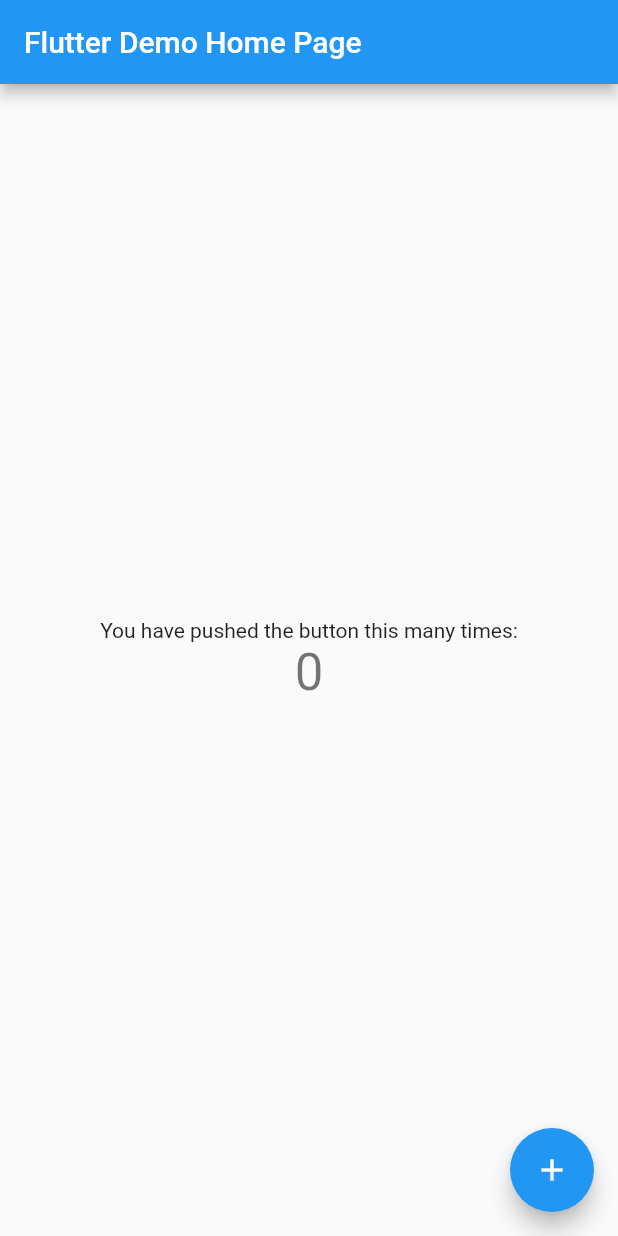
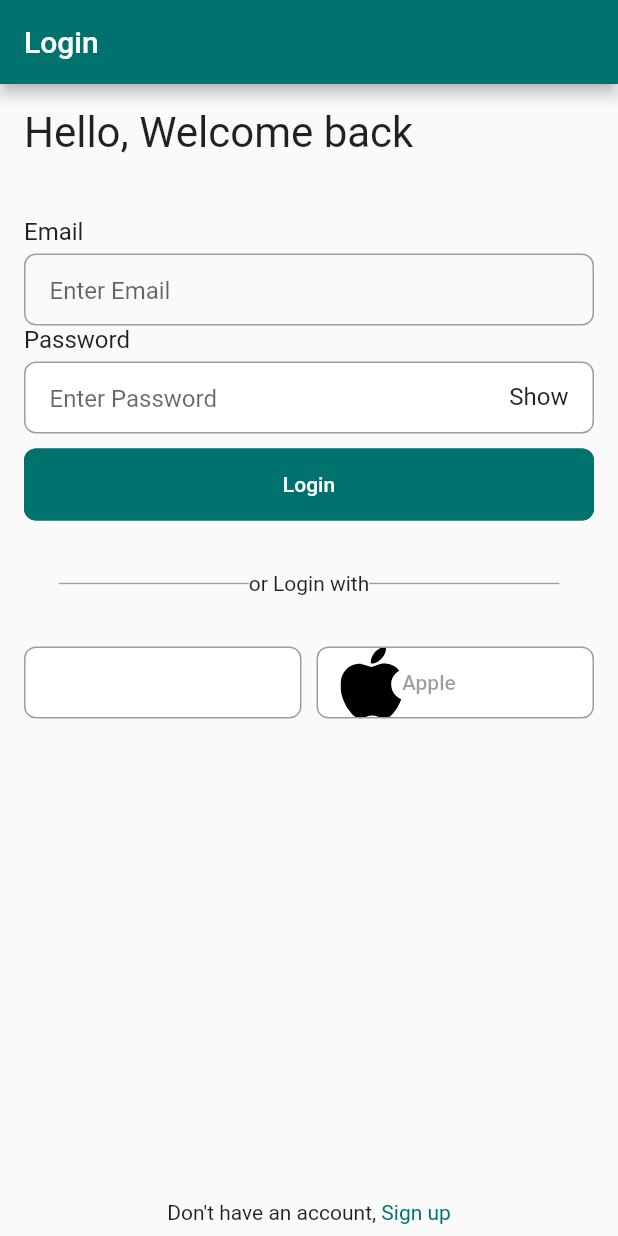
Before and after one commit to BashirYesufu/super-token, a Flutter app: the screen it shows after launch, on a phone screen of 412 x 824 dp. Run offline on Flutter 3.47's test engine with Material 2 defaults, Android fonts, the phone set to English and light mode, and no system bars; our stand-ins replace flutter_svg; missing offline and left inert: supertokens_flutter.

Commit message:
sadd docials

```diff
--- /dev/null
+++ b/lib/login_ui.dart
@@ -0,0 +1,119 @@
+import 'package:flutter/material.dart';
+import 'package:flutter_svg/flutter_svg.dart';
+import 'package:super_token/super_button.dart';
+import 'package:super_token/super_color.dart';
+import 'package:super_token/super_field.dart';
+import 'package:super_token/super_images.dart';
+import 'package:super_token/super_password_field.dart';
+
+class LoginUI extends StatefulWidget {
+  const LoginUI({super.key});
+
+  @override
+  State<LoginUI> createState() => _LoginUIState();
+}
+
+class _LoginUIState extends State<LoginUI> {
+
+  @override
+  Widget build(BuildContext context) {
+    return Scaffold(
+      appBar: AppBar(
+        title: Text('Login'),
+        backgroundColor: SuperColor.primaryColor,
+      ),
+      body: SingleChildScrollView(
+        padding: const EdgeInsets.symmetric(horizontal: 16.0),
+        child: Column(
+          mainAxisAlignment: MainAxisAlignment.start,
+          crossAxisAlignment: CrossAxisAlignment.start,
+          children: [
+            Padding(
+              padding: const EdgeInsets.only(top: 16.0, bottom: 40),
+              child: Text(
+                  'Hello, Welcome back',
+                style: TextStyle(
+                  fontSize: 28
+                ),
+              ),
+            ),
+            SuperField(
+              label: 'Email',
+              hintText: 'Enter Email',
+              keyboardType: TextInputType.emailAddress,
+            ),
+            SuperPasswordField(
+              label: 'Password',
+              hintText: 'Enter Password',
+            ),
+            SuperButton(
+              label: 'Login',
+            ),
+            Padding(
+              padding: const EdgeInsets.symmetric(vertical: 24.0),
+              child: Row(
+                mainAxisAlignment: MainAxisAlignment.center,
+                children: [
+                  Flexible(
+                    child: Divider(
+                      color: Colors.grey,
+                      thickness: 0.9,
+                    ),
+                  ),
+                  Flexible(
+                    child: Text('or Login with'),
+                  ),
+                  Flexible(
+                    child: Divider(
+                      color: Colors.grey,
+                      thickness: 0.9,
+                    ),
+                  ),
+                ],
+              ),
+            ),
+            Row(
+              children: [
+                Flexible(
+                  child: SuperButton(
+                    backgroundColor: Colors.white,
+                    borderColor: Colors.grey,
+                  ),
+                ),
+                SizedBox(
+                  width: 10,
+                ),
+                Flexible(
+                  child: SuperButton(
+                    backgroundColor: Colors.white,
+                    borderColor: Colors.grey,
+                    child: Row(
+                      children: [
+                        SvgPicture.asset(SuperImages.apple),
+                        Text('Apple')
+                      ],
+                    ),
+                  ),
+                ),
+              ],
+            )
+          ],
+        ),
+      ),
+      bottomNavigationBar: SafeArea(
+        child: Padding(
+          padding: EdgeInsets.symmetric(horizontal: 16, vertical: 8),
+          child: Row(
+            mainAxisAlignment: MainAxisAlignment.center,
+            children: [
+              Text('Don\'t have an account, '),
+              Text('Sign up', style: TextStyle(
+                color: SuperColor.primaryColor
+              ),),
+            ],
+          ),
+        ),
+      ),
+    );
+  }
+}
--- a/lib/main.dart
+++ b/lib/main.dart
@@ -1,6 +1,9 @@
 import 'package:flutter/material.dart';
+import 'package:super_token/login_ui.dart';
+import 'package:supertokens_flutter/supertokens.dart';
 
 void main() {
+  SuperTokens.init(apiDomain: "http://localhost:3001");
   runApp(const MyApp());
 }
 
@@ -10,56 +13,8 @@ class MyApp extends StatelessWidget {
   @override
   Widget build(BuildContext context) {
     return MaterialApp(
-      title: 'Flutter Demo',
-      home: const MyHomePage(title: 'Flutter Demo Home Page'),
+      title: 'Super App',
+      home: LoginUI(),
     );
   }
 }
-
-class MyHomePage extends StatefulWidget {
-  const MyHomePage({super.key, required this.title});
-
-
-  final String title;
-
-  @override
-  State<MyHomePage> createState() => _MyHomePageState();
-}
-
-class _MyHomePageState extends State<MyHomePage> {
-  int _counter = 0;
-
-  void _incrementCounter() {
-    setState(() {
-      _counter++;
-    });
-  }
-
-  @override
-  Widget build(BuildContext context) {
-    return Scaffold(
-      appBar: AppBar(
-        title: Text(widget.title),
-      ),
-      body: Center(
-        child: Column(
-          mainAxisAlignment: MainAxisAlignment.center,
-          children: <Widget>[
-            const Text(
-              'You have pushed the button this many times:',
-            ),
-            Text(
-              '$_counter',
-              style: Theme.of(context).textTheme.headlineMedium,
-            ),
-          ],
-        ),
-      ),
-      floatingActionButton: FloatingActionButton(
-        onPressed: _incrementCounter,
-        tooltip: 'Increment',
-        child: const Icon(Icons.add),
-      ), // This trailing comma makes auto-formatting nicer for build methods.
-    );
-  }
-}
--- a/lib/super_button.dart
+++ b/lib/super_button.dart
@@ -1,7 +1,7 @@
 import 'package:flutter/material.dart';
 import 'package:super_token/super_color.dart';
 
-class ShillingPrimaryButton extends StatelessWidget {
+class SuperButton extends StatelessWidget {
   final String? label;
   final Color backgroundColor;
   final Color textColor;
@@ -10,7 +10,7 @@ class ShillingPrimaryButton extends StatelessWidget {
   final Widget? child;
   final EdgeInsetsGeometry? padding;
 
-  const ShillingPrimaryButton({
+  const SuperButton({
     this.onTap,
     this.label,
     this.textColor = Colors.white,
@@ -30,7 +30,7 @@ class ShillingPrimaryButton extends StatelessWidget {
         child: Material(
           color: backgroundColor,
           shape: RoundedRectangleBorder(
-              borderRadius: BorderRadius.circular(24),
+              borderRadius: BorderRadius.circular(8),
               side: BorderSide(
                 color: borderColor ?? backgroundColor,
                 width: 1.0,
--- /dev/null
+++ b/lib/super_field.dart
@@ -0,0 +1,105 @@
+import 'package:flutter/material.dart';
+
+class SuperField extends StatefulWidget {
+  const SuperField({
+    this.controller,
+    this.onTap,
+    this.onChanged,
+    this.onEditingComplete,
+    this.readOnly = false,
+    this.isCurrency = false,
+    this.maxLength,
+    this.hintText,
+    this.onCard = false,
+    this.enabled = true,
+    this.prefixText,
+    this.prefixIcon,
+    this.suffixIcon,
+    this.label = '',
+    this.keyboardType = TextInputType.text,
+    this.backgroundColor,
+    this.padding,
+    this.maxLines = 1,
+    Key? key
+  }) : super(key: key);
+
+  final TextEditingController? controller;
+  final Function()? onTap;
+  final Function(String)? onChanged;
+  final Function()? onEditingComplete;
+  final bool readOnly;
+  final bool isCurrency;
+  final bool onCard;
+  final bool enabled;
+  final int? maxLength;
+  final String? hintText;
+  final String? prefixText;
+  final Widget? prefixIcon;
+  final Widget? suffixIcon;
+  final String label;
+  final TextInputType keyboardType;
+  final Color? backgroundColor;
+  final EdgeInsetsGeometry? padding;
+  final int maxLines;
+
+  @override
+  State<SuperField> createState() => _SuperFieldState();
+}
+
+class _SuperFieldState extends State<SuperField> {
+  bool get isDark  => Theme.of(context).brightness == Brightness.dark;
+
+
+  @override
+  Widget build(BuildContext context) {
+    return Column(
+      mainAxisSize: MainAxisSize.min,
+      crossAxisAlignment: CrossAxisAlignment.start,
+      children: [
+        widget.label.isNotEmpty ? Padding(
+          padding: const EdgeInsets.only(bottom: 5.0),
+          child: Text(
+              widget.label,
+              style: Theme.of(context).textTheme.titleMedium
+          ),
+        ) :  SizedBox(),
+        Container(
+          height: 48 * widget.maxLines.toDouble(),
+          decoration: BoxDecoration(
+            color: Theme.of(context).scaffoldBackgroundColor,
+            shape: BoxShape.rectangle,
+            borderRadius: BorderRadius.circular(8),
+            border: Border.all(
+              color: Colors.grey
+            )
+          ),
+          child: Padding(
+            padding: widget.padding ?? EdgeInsets.symmetric(horizontal: 16.0),
+            child: TextFormField(
+              enabled: widget.enabled,
+              maxLines: widget.maxLines,
+              controller: widget.controller,
+              style: Theme.of(context).textTheme.titleMedium,
+              onChanged: widget.onChanged,
+              onEditingComplete: widget.onEditingComplete,
+              readOnly: widget.readOnly,
+              textCapitalization: TextCapitalization.none,
+              cursorColor: Colors.grey,
+              maxLength: widget.maxLength,
+              keyboardType: widget.keyboardType,
+              decoration: InputDecoration(
+                counterText: '',
+                hintText: widget.hintText ?? widget.label,
+                prefixIcon: widget.prefixIcon,
+                suffixIcon: widget.suffixIcon,
+                filled: false,
+                focusedBorder: InputBorder.none,
+                border: InputBorder.none,
+              ),
+            ),
+          ),
+        ),
+      ],
+    );
+  }
+}
--- /dev/null
+++ b/lib/super_images.dart
@@ -0,0 +1,6 @@
+class SuperImages {
+  static const String _imageDir = "lib/assets/images";
+  static const String apple = "$_imageDir/apple.svg";
+  static const String facebook = "$_imageDir/facebook.svg";
+  static const String google = "$_imageDir/google.svg";
+}
--- /dev/null
+++ b/lib/super_password_field.dart
@@ -0,0 +1,104 @@
+import 'package:flutter/material.dart';
+
+class SuperPasswordField extends StatefulWidget {
+  const SuperPasswordField(
+      {this.controller,
+        this.onTap,
+        this.onChanged,
+        this.readOnly = false,
+        this.maxLength,
+        this.hintText,
+        this.label = '',
+        this.keyboardType = TextInputType.text,
+        Key? key})
+      : super(key: key);
+
+  final TextEditingController? controller;
+  final Function()? onTap;
+  final Function(String)? onChanged;
+  final bool readOnly;
+  final int? maxLength;
+  final String? hintText;
+  final String label;
+  final TextInputType keyboardType;
+
+  @override
+  State<SuperPasswordField> createState() => _SuperPasswordFieldState();
+}
+
+class _SuperPasswordFieldState extends State<SuperPasswordField> {
+  bool get isDark => Theme.of(context).brightness == Brightness.dark;
+
+  bool isObscured = true;
+
+  @override
+  Widget build(BuildContext context) {
+    return Column(
+      mainAxisSize: MainAxisSize.min,
+      crossAxisAlignment: CrossAxisAlignment.start,
+      children: [
+        Padding(
+          padding: const EdgeInsets.only(bottom: 5.0),
+          child: Text(widget.label,
+              style: Theme.of(context).textTheme.titleMedium),
+        ),
+        Container(
+          height: 48,
+          decoration: BoxDecoration(
+            color: Theme.of(context).cardColor,
+            shape: BoxShape.rectangle,
+            borderRadius: BorderRadius.circular(8),
+              border: Border.all(
+                  color: Colors.grey
+              )
+          ),
+          child: Padding(
+            padding: const EdgeInsets.symmetric(horizontal: 16.0),
+            child: Stack(
+              alignment: AlignmentDirectional.centerEnd,
+              children: [
+                TextFormField(
+                  controller: widget.controller,
+                  style: Theme.of(context).textTheme.titleMedium,
+                  onChanged: widget.onChanged,
+                  keyboardType: widget.keyboardType,
+                  obscureText: isObscured,
+                  obscuringCharacter: '*',
+                  textCapitalization: TextCapitalization.sentences,
+                  cursorColor: Colors.grey,
+                  decoration: InputDecoration(
+                    hintText: widget.hintText ?? widget.label,
+                    filled: false,
+                    focusedBorder: InputBorder.none,
+                    border: InputBorder.none,
+                  ),
+                ),
+                InkWell(
+                  onTap: (){
+                    setState(() {
+                      isObscured = !isObscured;
+                    });
+                  },
+                  child: Column(
+                    mainAxisSize: MainAxisSize.min,
+                    children: [
+                      Text(
+                        isObscured ? 'Show' : 'Hide',
+                        style: Theme.of(context).textTheme.titleMedium,
+                      ),
+                      Container(
+                        width:  isObscured ? 35 : 30,
+                        height: 1,
+                        // color: ColorPath.fieldBorderDark,
+                      )
+                    ],
+                  ),
+                )
+              ],
+            ),
+          ),
+        ),
+      ],
+    );
+  }
+}
```
Also changed, not shown: pubspec.yaml (+2 -11 lines), lib/assets/images/apple.svg (added), lib/assets/images/facebook.svg (added), lib/assets/images/google.svg (added).
